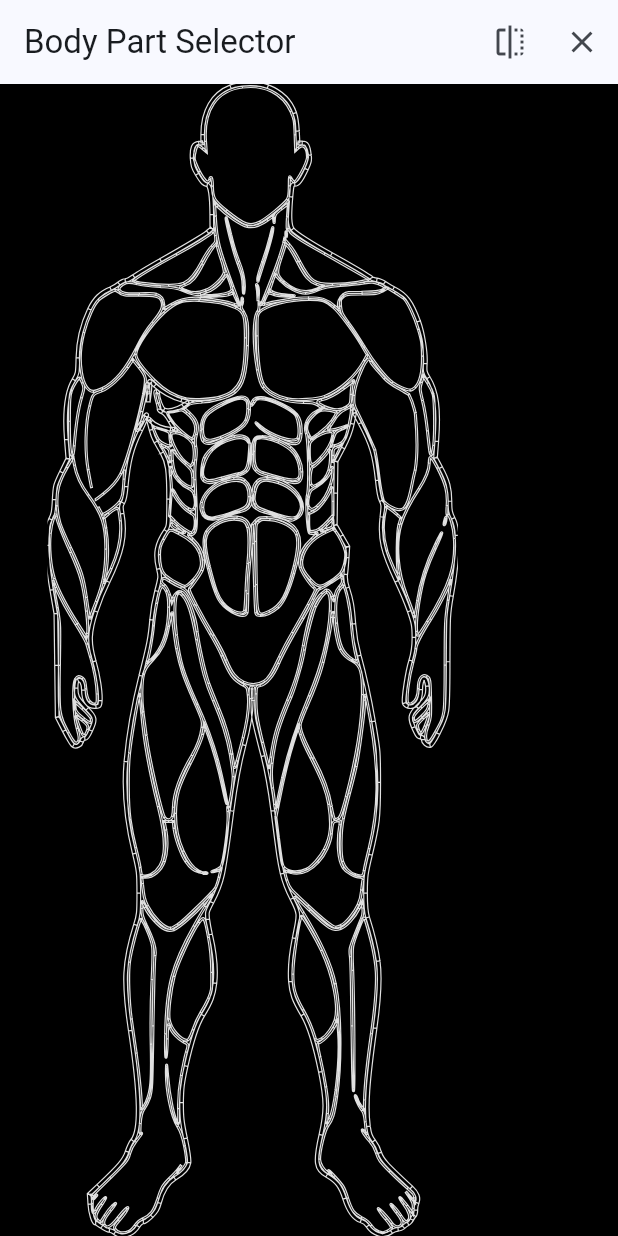
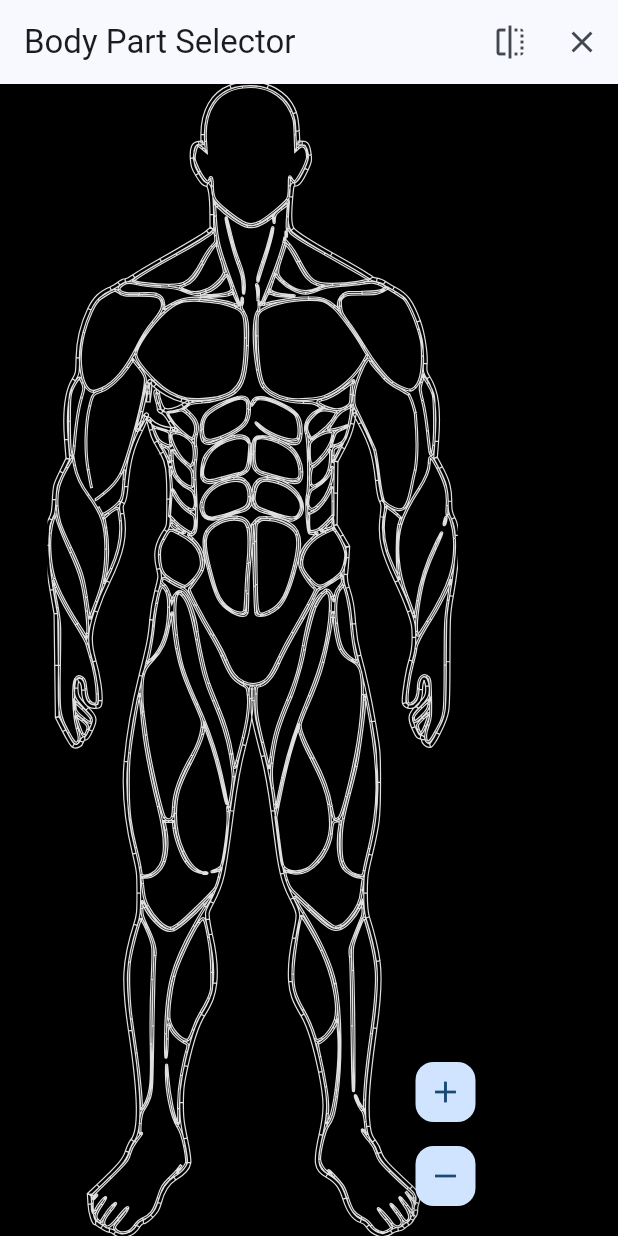
Before and after one commit to ccprogrammer/flutter_body_part_selector, a Flutter app: the screen it shows after launch, on a phone screen of 412 x 824 dp. Run offline on Flutter 3.47's test engine with Material 3 defaults, Android fonts, the phone set to English and light mode, and no system bars; our stand-ins replace flutter_svg.

```diff
--- a/example/lib/main.dart
+++ b/example/lib/main.dart
@@ -30,11 +30,33 @@ class BodySelectorExample extends StatefulWidget {
 
 class _BodySelectorExampleState extends State<BodySelectorExample> {
   final controller = BodyMapController();
+  final transformationController = TransformationController();
 
   @override
   void dispose() {
     controller.dispose();
+    transformationController.dispose();
     super.dispose();
+  }
+
+  void _zoomIn() {
+    final currentMatrix = transformationController.value;
+    final currentScale = currentMatrix.getMaxScaleOnAxis();
+    if (currentScale < 5.0) {
+      final newScale = currentScale + 0.5;
+      final newMatrix = Matrix4.diagonal3Values(newScale, newScale, 1.0);
+      transformationController.value = newMatrix;
+    }
+  }
+
+  void _zoomOut() {
+    final currentMatrix = transformationController.value;
+    final currentScale = currentMatrix.getMaxScaleOnAxis();
+    if (currentScale > 1.0) {
+      final newScale = (currentScale - 0.5 < 1.0 ? 1.0 : currentScale - 0.5);
+      final newMatrix = Matrix4.diagonal3Values(newScale, newScale, 1.0);
+      transformationController.value = newMatrix;
+    }
   }
 
   @override
@@ -59,7 +81,9 @@ class _BodySelectorExampleState extends State<BodySelectorExample> {
       body: AnimatedBuilder(
         animation: controller,
         builder: (context, _) {
-          return Column(
+          return Stack(
+            children: [
+              Column(
                 children: [
                   if (controller.selectedMuscles.isNotEmpty)
                     Container(
@@ -77,7 +101,30 @@ class _BodySelectorExampleState extends State<BodySelectorExample> {
                       isFront: controller.isFront,
                       selectedMuscles: controller.selectedMuscles,
                       onMuscleTap: controller.selectMuscle,
-                  highlightColor: Colors.blue.withOpacity(0.7),
+                      highlightColor: Colors.blue.withValues(alpha: 0.7),
+                      enableZoom: true,
+                      transformationController: transformationController,
+                    ),
+                  ),
+                ],
+              ),
+              Positioned(
+                bottom: 16,
+                right: 16,
+                child: Column(
+                  children: [
+                    FloatingActionButton.small(
+                      heroTag: 'zoom_in',
+                      onPressed: _zoomIn,
+                      child: const Icon(Icons.add),
+                    ),
+                    const SizedBox(height: 8),
+                    FloatingActionButton.small(
+                      heroTag: 'zoom_out',
+                      onPressed: _zoomOut,
+                      child: const Icon(Icons.remove),
+                    ),
+                  ],
                 ),
               ),
             ],
--- a/lib/feature/flutter_body_part_selector/presentation/widgets/interactive_body_svg.dart
+++ b/lib/feature/flutter_body_part_selector/presentation/widgets/interactive_body_svg.dart
@@ -50,6 +50,18 @@ class InteractiveBodySvg extends StatefulWidget {
   final String? Function(Muscle muscle)? semanticLabelBuilder;
   final bool isInitialSelection;
 
+  /// Whether to enable 2-finger zoom and pan.
+  final bool enableZoom;
+
+  /// Optional controller for the [InteractiveViewer].
+  final TransformationController? transformationController;
+
+  /// Minimum scale for zoom.
+  final double minScale;
+
+  /// Maximum scale for zoom.
+  final double maxScale;
+
   const InteractiveBodySvg({
     super.key,
     this.asset,
@@ -74,6 +86,10 @@ class InteractiveBodySvg extends StatefulWidget {
     this.tooltipBuilder,
     this.semanticLabelBuilder,
     this.isInitialSelection = false,
+    this.enableZoom = false,
+    this.transformationController,
+    this.minScale = 1.0,
+    this.maxScale = 5.0,
   });
 
   String get _effectiveAsset {
@@ -115,17 +131,34 @@ class _InteractiveBodySvgState extends State<InteractiveBodySvg> {
   Set<Muscle> get _selectedMuscles => widget.selectedMuscles ?? {};
   Set<Muscle> get _disabledMuscles => widget.disabledMuscles ?? {};
 
+  late TransformationController _transformationController;
+
   @override
   void initState() {
     super.initState();
+    _transformationController = widget.transformationController ?? TransformationController();
     _loadError = null;
     _loadAndModifySvg();
     _scheduleWidgetReady();
   }
 
   @override
+  void dispose() {
+    if (widget.transformationController == null) {
+      _transformationController.dispose();
+    }
+    super.dispose();
+  }
+
+  @override
   void didUpdateWidget(InteractiveBodySvg oldWidget) {
     super.didUpdateWidget(oldWidget);
+    if (oldWidget.transformationController != widget.transformationController) {
+      if (oldWidget.transformationController == null) {
+        _transformationController.dispose();
+      }
+      _transformationController = widget.transformationController ?? TransformationController();
+    }
     if (_shouldReload(oldWidget)) {
       _updatePreviousSelections();
       if (!_isProcessing && mounted) {
@@ -784,6 +817,15 @@ class _InteractiveBodySvgState extends State<InteractiveBodySvg> {
       );
     }
 
+    if (widget.enableZoom) {
+      svgWidget = InteractiveViewer(
+        transformationController: _transformationController,
+        minScale: widget.minScale,
+        maxScale: widget.maxScale,
+        child: svgWidget,
+      );
+    }
+
     return svgWidget;
   }
 
--- a/pubspec.yaml
+++ b/pubspec.yaml
@@ -1,6 +1,6 @@
 name: flutter_body_part_selector
 description: "Interactive body selector for Flutter. Tap muscles on SVG body diagram or select programmatically with visual highlighting. Includes built-in assets."
-version: 1.2.1
+version: 1.3.0
 homepage: https://github.com/Amrut-03/flutter_body_part_selector
 repository: https://github.com/Amrut-03/flutter_body_part_selector
 
```
Also changed, not shown: example/pubspec.lock, pubspec.lock, 3 other files. Lines whose indentation alone changed are shown as unchanged.
